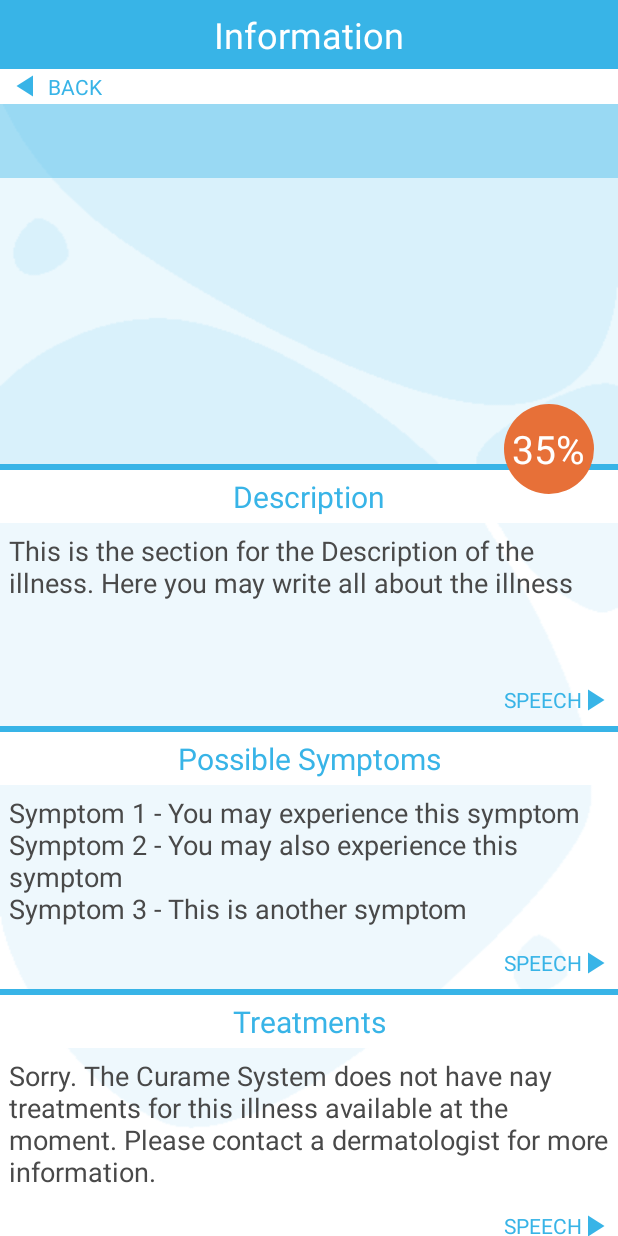
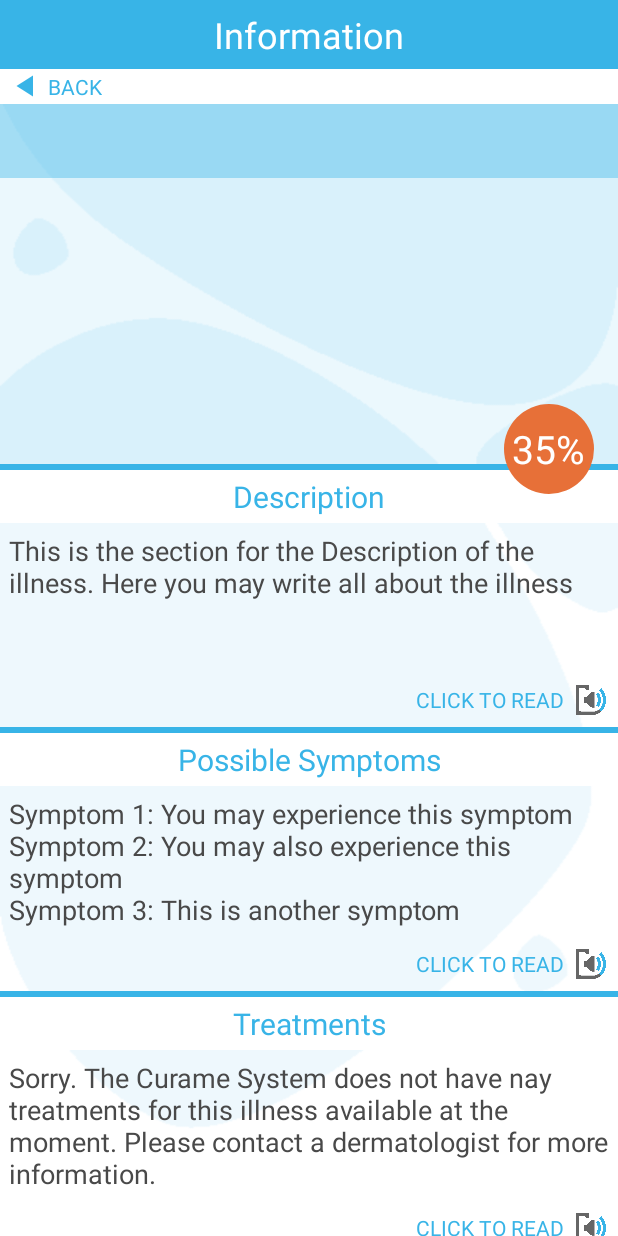
Before and after one commit to Aaron-AB/Curame, an Android app: the InformationActivity screen opened directly, with no data from a screen before it, on a phone screen of 412 x 824 dp. Run offline under Robolectric (Android 15) with nearby library versions, the phone set to English and light mode, and no system bars; Roboto replaces fonts that are not available here; 3 statements that could not run were skipped.

Commit message:
Text to Speech Implementation

```diff
--- a/Android/CurameApplication/app/src/main/java/com/example/curameapplication/HistoryAdapter.java
+++ b/Android/CurameApplication/app/src/main/java/com/example/curameapplication/HistoryAdapter.java
@@ -63,7 +63,7 @@ public class HistoryAdapter extends RecyclerView.Adapter<HistoryAdapter.HistoryV
         holder.itemPrediction.setText(result);
 
         //add onclick listener to view scan;
-        holder.viewScanButton.setOnClickListener(new View.OnClickListener() {
+        holder.historyItem.setOnClickListener(new View.OnClickListener() {
             @Override
             public void onClick(View v) {
                 Intent intent = new Intent(context, DiagnosisSelectActivity.class);
@@ -84,14 +84,14 @@ public class HistoryAdapter extends RecyclerView.Adapter<HistoryAdapter.HistoryV
         ImageView itemImage;
         TextView itemDate;
         TextView itemPrediction;
-        LinearLayout viewScanButton;
+        View historyItem;
 
         public HistoryViewHolder(@NonNull View itemView) {
             super(itemView);
             itemImage = itemView.findViewById(R.id.image);
             itemDate = itemView.findViewById(R.id.date);
             itemPrediction = itemView.findViewById(R.id.prediction);
-            viewScanButton = itemView.findViewById(R.id.viewScan);
+            historyItem = itemView.findViewById(R.id.historyItem);
         }
     }
 }
--- a/Android/CurameApplication/app/src/main/java/com/example/curameapplication/InformationActivity.java
+++ b/Android/CurameApplication/app/src/main/java/com/example/curameapplication/InformationActivity.java
@@ -72,9 +72,9 @@ public class InformationActivity extends AppCompatActivity {
         content.add(item);
 
         item = new ArrayList<String>();
-        item.add("Symptom 1 - You may experience this symptom");
-        item.add("Symptom 2 - You may also experience this symptom");
-        item.add("Symptom 3 - This is another symptom");
+        item.add("Symptom 1: You may experience this symptom");
+        item.add("Symptom 2: You may also experience this symptom");
+        item.add("Symptom 3: This is another symptom");
         content.add(item);
 
         item = new ArrayList<String>();
--- a/Android/CurameApplication/app/src/main/java/com/example/curameapplication/InformationAdapter.java
+++ b/Android/CurameApplication/app/src/main/java/com/example/curameapplication/InformationAdapter.java
@@ -1,6 +1,7 @@
 package com.example.curameapplication;
 
 import android.content.Context;
+import android.speech.tts.TextToSpeech;
 import android.view.LayoutInflater;
 import android.view.View;
 import android.view.ViewGroup;
@@ -9,13 +10,17 @@ import android.widget.TextView;
 import androidx.annotation.NonNull;
 import androidx.recyclerview.widget.RecyclerView;
 
+import org.w3c.dom.Text;
+
 import java.util.ArrayList;
+import java.util.Locale;
 
 public class InformationAdapter extends RecyclerView.Adapter<InformationAdapter.InformationViewHolder>{
 
     private ArrayList<String> sectionTitle;
     private ArrayList<ArrayList<String>> sectionContent;
     private Context context;
+    private TextToSpeech textToSpeech;
 
     public InformationAdapter(Context context, ArrayList<String> sectionTitle, ArrayList<ArrayList<String>> sectionContent){
         this.sectionTitle = sectionTitle;
@@ -53,6 +58,28 @@ public class InformationAdapter extends RecyclerView.Adapter<InformationAdapter.
         }else{
             holder.content.setText("None available.");
         }
+
+        //Click to read function
+        //Create a textToSpeech engine
+        textToSpeech = new TextToSpeech(context, new TextToSpeech.OnInitListener() {
+            @Override
+            public void onInit(int status) {
+                if (status == TextToSpeech.SUCCESS){
+                    int lang = textToSpeech.setLanguage(Locale.ENGLISH);
+                }
+            }
+        });
+
+        //Set the on click listener
+        holder.informationItem.setOnClickListener(new View.OnClickListener() {
+            @Override
+            public void onClick(View v) {
+                //Get the text to read
+                String text = holder.content.getText().toString();
+                //Convert to speech
+                int speech = textToSpeech.speak(text, TextToSpeech.QUEUE_FLUSH, null);
+            }
+        });
     }
 
     @Override
@@ -64,12 +91,14 @@ public class InformationAdapter extends RecyclerView.Adapter<InformationAdapter.
 
         private TextView title;
         private TextView content;
+        private View informationItem;
 
         public InformationViewHolder(@NonNull View itemView) {
             super(itemView);
 
             title = itemView.findViewById(R.id.heading);
             content = itemView.findViewById(R.id.textBody);
+            informationItem = itemView.findViewById(R.id.informationItem);
         }
     }
 }
--- a/Android/CurameApplication/app/src/main/res/layout/history_item.xml
+++ b/Android/CurameApplication/app/src/main/res/layout/history_item.xml
@@ -15,6 +15,7 @@
         app:layout_constraintTop_toTopOf="parent">
 
         <LinearLayout
+            android:id="@+id/historyItem"
             android:layout_width="match_parent"
             android:layout_height="wrap_content"
             android:background="@color/white"
--- a/Android/CurameApplication/app/src/main/res/layout/information_item.xml
+++ b/Android/CurameApplication/app/src/main/res/layout/information_item.xml
@@ -2,6 +2,7 @@
 <androidx.constraintlayout.widget.ConstraintLayout xmlns:android="http://schemas.android.com/apk/res/android"
     xmlns:app="http://schemas.android.com/apk/res-auto"
     xmlns:tools="http://schemas.android.com/tools"
+    android:id="@+id/informationItem"
     android:layout_width="match_parent"
     android:layout_height="wrap_content"
     android:background="#27FFFFFF"
@@ -52,7 +53,7 @@
         android:fontFamily="@font/roboto"
         android:minHeight="100dp"
         android:padding="6dp"
-        android:text="text\ntext\ntext\ntext"
+        android:text="none"
         android:textColor="#494949"
         android:textSize="18dp"
         app:layout_constraintEnd_toEndOf="parent"
@@ -72,21 +73,22 @@
         <TextView
             android:id="@+id/textView7"
             android:layout_width="wrap_content"
-            android:layout_height="wrap_content"
+            android:layout_height="match_parent"
             android:layout_gravity="center"
             android:layout_weight="1"
             android:fontFamily="@font/roboto"
-            android:text="SPEECH"
+            android:text="CLICK TO READ"
             android:textColor="#38B4E7"
             android:textSize="14sp" />
 
         <ImageView
-            android:layout_width="16dp"
-            android:layout_height="18dp"
+            android:layout_width="20dp"
+            android:layout_height="20dp"
             android:layout_centerInParent="true"
             android:layout_gravity="center"
-            android:scaleType="center"
-            android:src="@drawable/right_arrow_blue" />
+            android:layout_marginLeft="8dp"
+            android:scaleType="centerInside"
+            android:src="@drawable/speech_icon" />
     </LinearLayout>
 
 </androidx.constraintlayout.widget.ConstraintLayout>
```
Also changed, not shown: Android/CurameApplication/app/src/main/res/drawable/speech_icon.png (added).
